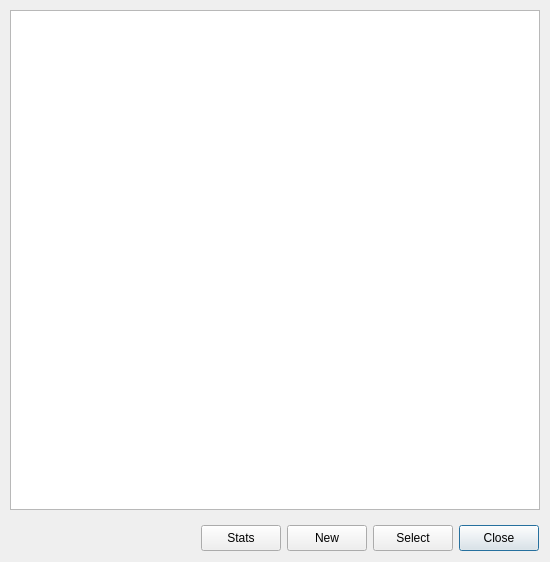
Old version of the form src/dlg_topics.ui in the repository robinpalat/idiomindQt.
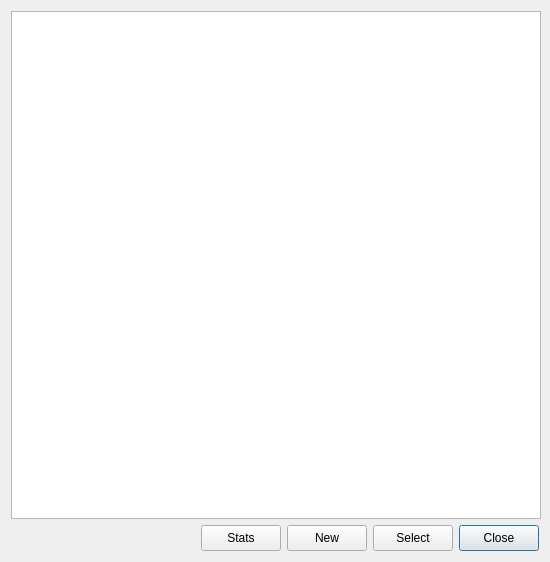
New version of the form. Icons and pictures are not drawn.

```diff
--- a/src/dlg_topics.ui
+++ b/src/dlg_topics.ui
@@ -18,8 +18,8 @@
   </property>
   <property name="maximumSize">
    <size>
-    <width>550</width>
-    <height>562</height>
+    <width>16777215</width>
+    <height>16777215</height>
    </size>
   </property>
   <property name="windowTitle">
@@ -29,15 +29,8 @@
    <iconset resource="../res.qrc">
     <normaloff>:/images/idiomind.png</normaloff>:/images/idiomind.png</iconset>
   </property>
-  <widget class="QWidget" name="layoutWidget">
-   <property name="geometry">
-    <rect>
-     <x>10</x>
-     <y>10</y>
-     <width>534</width>
-     <height>541</height>
-    </rect>
-   </property>
+  <layout class="QVBoxLayout" name="verticalLayout_3">
+   <item>
    <layout class="QVBoxLayout" name="verticalLayout_2">
     <property name="sizeConstraint">
      <enum>QLayout::SetDefaultConstraint</enum>
@@ -72,8 +65,8 @@
         </property>
         <property name="maximumSize">
          <size>
-          <width>530</width>
-          <height>500</height>
+           <width>16777215</width>
+           <height>16777215</height>
          </size>
         </property>
         <property name="font">
@@ -81,6 +74,9 @@
           <pointsize>10</pointsize>
          </font>
         </property>
+         <property name="styleSheet">
+          <string notr="true">selection-color: rgb(142, 255, 101);</string>
+         </property>
         <property name="frameShape">
          <enum>QFrame::StyledPanel</enum>
         </property>
@@ -128,28 +124,12 @@
         </attribute>
        </widget>
       </item>
-      <item>
-       <spacer name="verticalSpacer">
-        <property name="orientation">
-         <enum>Qt::Vertical</enum>
-        </property>
-        <property name="sizeType">
-         <enum>QSizePolicy::Minimum</enum>
-        </property>
-        <property name="sizeHint" stdset="0">
-         <size>
-          <width>20</width>
-          <height>10</height>
-         </size>
-        </property>
-       </spacer>
-      </item>
      </layout>
     </item>
     <item>
      <layout class="QHBoxLayout" name="horizontalLayout">
       <property name="rightMargin">
-       <number>5</number>
+        <number>0</number>
       </property>
       <item>
        <spacer name="horizontalSpacer">
@@ -222,7 +202,8 @@
      </layout>
     </item>
    </layout>
-  </widget>
+   </item>
+  </layout>
  </widget>
  <resources>
   <include location="../res.qrc"/>
```
Lines whose indentation alone changed are shown as unchanged.
